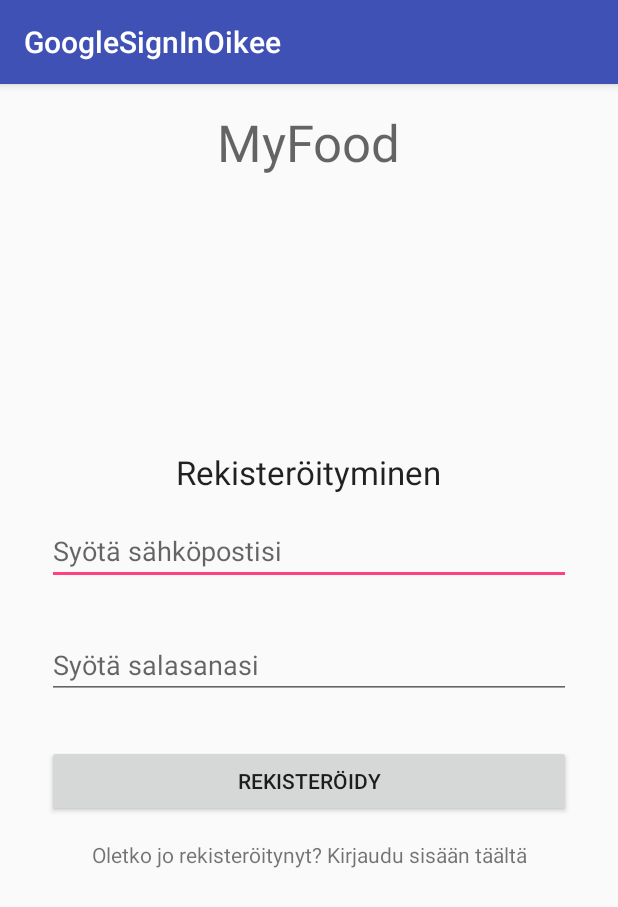
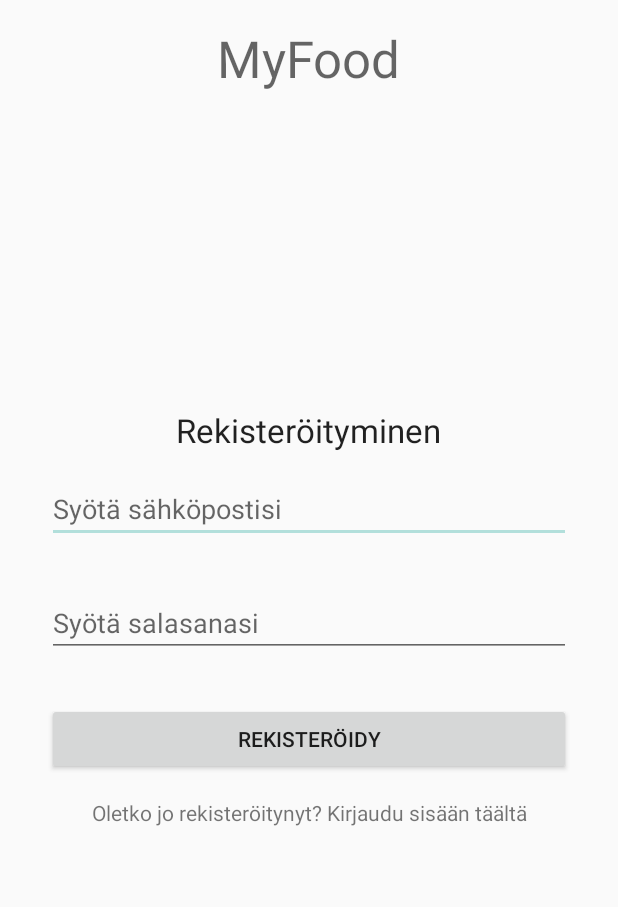
Before and after one commit to jomppe123/MyFood, an Android app: the FireBsSignUp screen opened directly, with no data from a screen before it, on a phone screen of 412 x 824 dp. Shown: the top 907 px of the screen. Run offline under Robolectric (Android 15) with nearby library versions, the phone set to English and light mode, and no system bars; our stand-ins replace Firebase (no records; nobody signed in at launch, a user with empty details on screens opened directly).

```diff
--- a/app/build.gradle
+++ b/app/build.gradle
@@ -33,6 +33,7 @@ dependencies {
     compile 'com.google.firebase:firebase-database:9.4.0'
 
     testCompile 'junit:junit:4.12'
-}
+
+    }
 
 apply plugin: 'com.google.gms.google-services'
--- a/app/src/main/res/values/colors.xml
+++ b/app/src/main/res/values/colors.xml
@@ -1,6 +1,6 @@
 <?xml version="1.0" encoding="utf-8"?>
 <resources>
-    <color name="colorPrimary">#3F51B5</color>
-    <color name="colorPrimaryDark">#303F9F</color>
-    <color name="colorAccent">#FF4081</color>
+    <color name="colorPrimary">#009688</color>
+    <color name="colorPrimaryDark">#00695c</color>
+    <color name="colorAccent">#b2dfdb</color>
 </resources>
--- a/app/src/main/res/values/styles.xml
+++ b/app/src/main/res/values/styles.xml
@@ -1,7 +1,7 @@
 <resources>
 
     <!-- Base application theme. -->
-    <style name="AppTheme" parent="Theme.AppCompat.Light.DarkActionBar">
+    <style name="AppTheme" parent="Theme.AppCompat.Light.NoActionBar">
         <!-- Customize your theme here. -->
         <item name="colorPrimary">@color/colorPrimary</item>
         <item name="colorPrimaryDark">@color/colorPrimaryDark</item>
```
Also changed, not shown: app/src/main/java/com/example/jomppe/googlesigninoikee/MyFood.java (+25 -0 lines), app/src/main/res/layout/activity_my_food.xml (+14 -14 lines).
